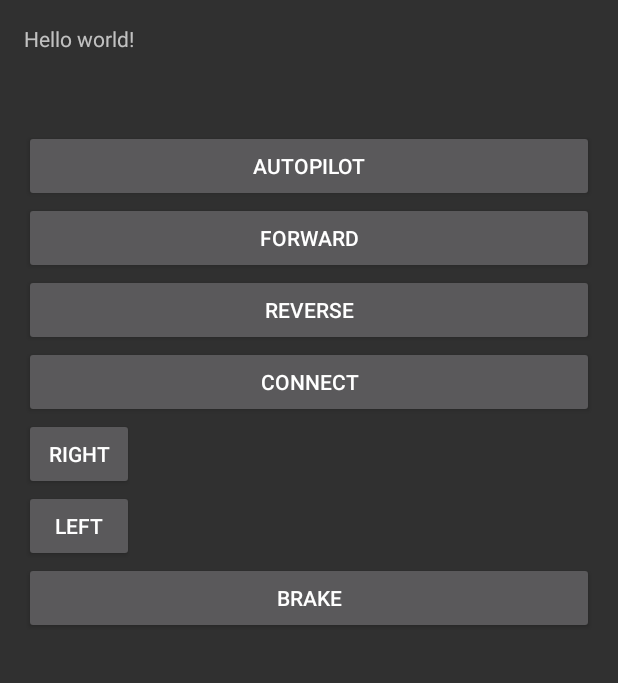
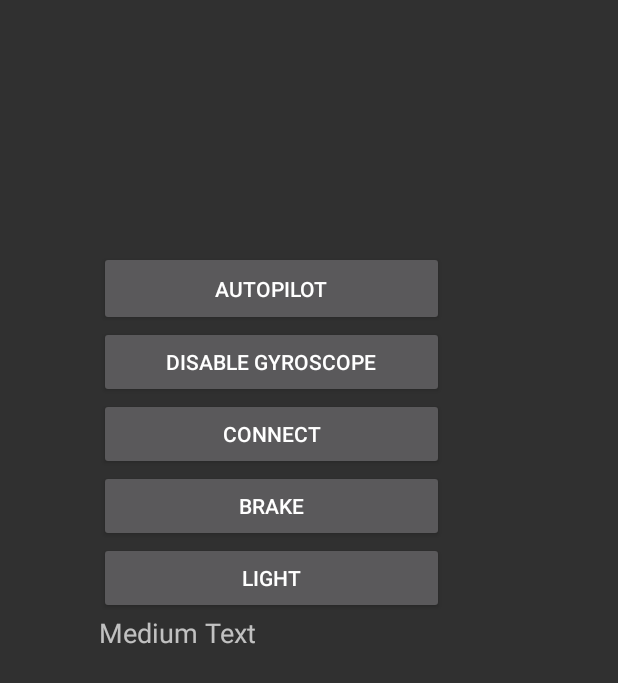
Before and after one commit to Ian-Stewart-Binks/CSC372, an Android app: the screen it shows after launch (MainActivity), on a phone screen of 412 x 824 dp. Shown: the top 683 px of the screen. Run offline under Robolectric (Android 15) with nearby library versions, the light colour scheme and no system bars.

Commit message:
Android: Light added.

```diff
--- a/android/Gyremote/build.gradle
+++ b/android/Gyremote/build.gradle
@@ -17,7 +17,7 @@ android {
     buildToolsVersion "20.0.0"
 
     defaultConfig {
-        minSdkVersion 8
+        minSdkVersion 14
         targetSdkVersion 20
         versionCode 1
         versionName "1.0"
--- a/android/Gyremote/src/main/AndroidManifest.xml
+++ b/android/Gyremote/src/main/AndroidManifest.xml
@@ -4,7 +4,7 @@
 
     <uses-permission android:name="android.permission.BLUETOOTH"/>
     <uses-permission android:name="android.permission.BLUETOOTH_ADMIN"/>
-
+    <uses-sdk android:minSdkVersion="14" />
     <application
         android:allowBackup="true"
         android:icon="@drawable/ic_launcher"
--- a/android/Gyremote/src/main/res/layout/activity_main.xml
+++ b/android/Gyremote/src/main/res/layout/activity_main.xml
@@ -1,4 +1,4 @@
-<RelativeLayout xmlns:android="http://schemas.android.com/apk/res/android"
+<LinearLayout xmlns:android="http://schemas.android.com/apk/res/android"
     xmlns:tools="http://schemas.android.com/tools"
     android:layout_width="match_parent"
     android:layout_height="match_parent"
@@ -6,38 +6,40 @@
     android:paddingRight="@dimen/activity_horizontal_margin"
     android:paddingTop="@dimen/activity_vertical_margin"
     android:paddingBottom="@dimen/activity_vertical_margin"
+    android:orientation="horizontal"
     tools:context="com.ian.gyremote.gyremote.MainActivity">
+    <LinearLayout android:layout_width="50dp" android:layout_height="match_parent" android:orientation="vertical">
+        <ImageView
+                android:layout_width="fill_parent"
+                android:layout_height="100dp"
+                android:id="@+id/imageView4" android:layout_below="@+id/imageView2" android:layout_centerHorizontal="true"/>
 
-    <TextView
-        android:text="@string/hello_world"
-        android:layout_width="wrap_content"
-        android:layout_height="wrap_content"
-        android:id="@+id/textView3"/>
+    </LinearLayout>
+    <LinearLayout android:layout_width="230dp" android:layout_height="match_parent" android:orientation="vertical">
+        <ImageView
+                android:layout_width="fill_parent"
+                android:layout_height="100dp"
+                android:id="@+id/imageView3"
+                android:layout_alignParentRight="true"
+                android:layout_alignParentEnd="true"/>
     <Button
-            android:layout_width="wrap_content"
-            android:layout_height="wrap_content"
+            android:layout_width="fill_parent"
+            android:layout_height="50dp"
             android:text="Autopilot"
             android:id="@+id/button1"
             android:onClick="on"
-            android:layout_below="@+id/textView3" android:layout_alignParentLeft="true"
+            android:layout_alignParentLeft="true"
             android:layout_alignParentStart="true" android:layout_marginTop="51dp"
-            android:layout_alignParentRight="true" android:layout_alignParentEnd="true"/>
-    <Button android:layout_width="wrap_content"
+            />
+        <Button android:layout_width="fill_parent"
             android:layout_height="wrap_content"
-            android:text="Forward"
-            android:id="@+id/button2"
-            android:onClick="goForward"
-            android:layout_below="@+id/button1" android:layout_alignParentLeft="true"
+            android:text="Disable gyroscope"
+            android:id="@+id/button3"
+            android:onClick="disable" android:layout_below="@+id/button2" android:layout_alignParentLeft="true"
             android:layout_alignParentStart="true" android:layout_alignParentRight="true"
             android:layout_alignParentEnd="true"/>
-    <Button android:layout_width="wrap_content"
+    <Button android:layout_width="fill_parent"
             android:layout_height="wrap_content"
-            android:text="Reverse"
-            android:id="@+id/button3"
-            android:onClick="reverse" android:layout_below="@+id/button2" android:layout_alignParentLeft="true"
-            android:layout_alignParentStart="true" android:layout_alignParentRight="true"
-            android:layout_alignParentEnd="true"/>
-    <Button android:layout_width="wrap_content" android:layout_height="wrap_content"
             android:text="Connect"
             android:id="@+id/button4"
             android:onClick="list"
@@ -45,7 +47,7 @@
             android:layout_alignEnd="@+id/button3" android:layout_alignParentLeft="true"
             android:layout_alignParentStart="true"/>
     <Button
-            android:layout_width="wrap_content"
+            android:layout_width="fill_parent"
             android:layout_height="wrap_content"
             android:text="Brake"
             android:id="@+id/button5"
@@ -54,45 +56,31 @@
             android:layout_alignParentStart="true" android:layout_alignParentRight="true"
             android:layout_alignParentEnd="true"/>
         <Button
+                android:layout_width="match_parent"
+                android:layout_height="wrap_content"
+                android:text="Light"
+                android:id="@+id/button7"
+                android:onClick="lightsOn"/>
+        <TextView
                 android:layout_width="wrap_content"
                 android:layout_height="wrap_content"
-            android:text="Left"
-            android:id="@+id/button"
-            android:layout_toStartOf="@+id/button5"
-
-            android:onClick="goLeft" android:layout_below="@+id/button6" android:layout_alignParentLeft="true"
-            android:layout_alignParentStart="true"
-            android:layout_alignRight="@+id/button6" android:layout_alignEnd="@+id/button6"/>
-    <Button
-            android:layout_width="wrap_content"
-            android:layout_height="wrap_content"
-            android:text="Right"
-            android:id="@+id/button6"
-            android:layout_toEndOf="@+id/button5"
-            android:layout_toRightOf="@+id/button5"
-            android:onClick="goRight" android:layout_below="@+id/button4" android:layout_alignParentLeft="true"
-            android:layout_alignParentStart="true"
-            android:layout_alignRight="@+id/textView3" android:layout_alignEnd="@+id/textView3"/>
-    <ImageView
-            android:layout_width="fill_parent"
-            android:layout_height="100dp"
-            android:id="@+id/imageView3"
-            android:layout_alignParentRight="true"
-            android:layout_alignParentEnd="true"
-            android:layout_below="@+id/textView3"/>
+                android:textAppearance="?android:attr/textAppearanceMedium"
+                android:text="Medium Text"
+                android:id="@+id/textView"/>
         <ImageView
             android:layout_width="fill_parent"
             android:layout_height="100dp"
             android:id="@+id/imageView" android:layout_alignParentBottom="true"
             android:layout_marginBottom="56dp"/>
+    </LinearLayout>
+
+    <LinearLayout android:layout_width="fill_parent" android:layout_height="match_parent">
         <ImageView
                 android:layout_width="fill_parent"
                 android:layout_height="100dp"
                 android:id="@+id/imageView2" android:layout_below="@+id/button5" android:layout_alignParentLeft="true"
                 android:layout_alignParentStart="true"/>
-    <ImageView
-            android:layout_width="fill_parent"
-            android:layout_height="100dp"
-            android:id="@+id/imageView4" android:layout_below="@+id/imageView2" android:layout_centerHorizontal="true"/>
 
-</RelativeLayout>
+    </LinearLayout>
+
+</LinearLayout>
```
Also changed, not shown: android/Gyremote/src/main/java/com/ian/gyremote/gyremote/MainActivity.java (+31 -9 lines). Lines whose indentation alone changed are shown as unchanged.
